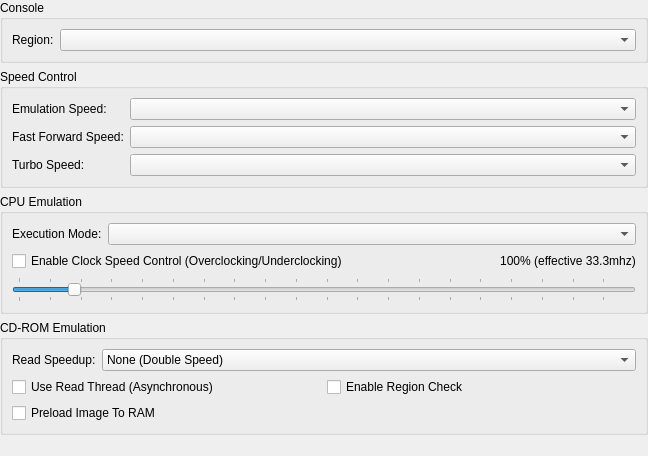
Above: src/duckstation-qt/consolesettingswidget.ui from kofxi3584karlayang/duckstation before the change. Below: the same form after it.
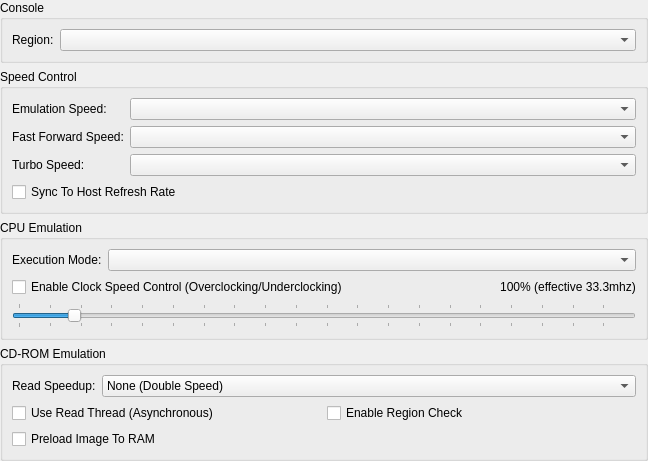
That is the form after the change.

Commit message: HostInterface: Add "Sync To Host Refresh Rate" option

The edit to the form file:
```diff
--- a/src/duckstation-qt/consolesettingswidget.ui
+++ b/src/duckstation-qt/consolesettingswidget.ui
@@ -81,6 +81,13 @@
       <item row="2" column="1">
        <widget class="QComboBox" name="turboSpeed"/>
       </item>
+      <item row="3" column="0" colspan="2">
+       <widget class="QCheckBox" name="syncToHostRefreshRate">
+        <property name="text">
+         <string>Sync To Host Refresh Rate</string>
+        </property>
+       </widget>
+      </item>
      </layout>
     </widget>
    </item>
```
The commit also changes 5 other files.
